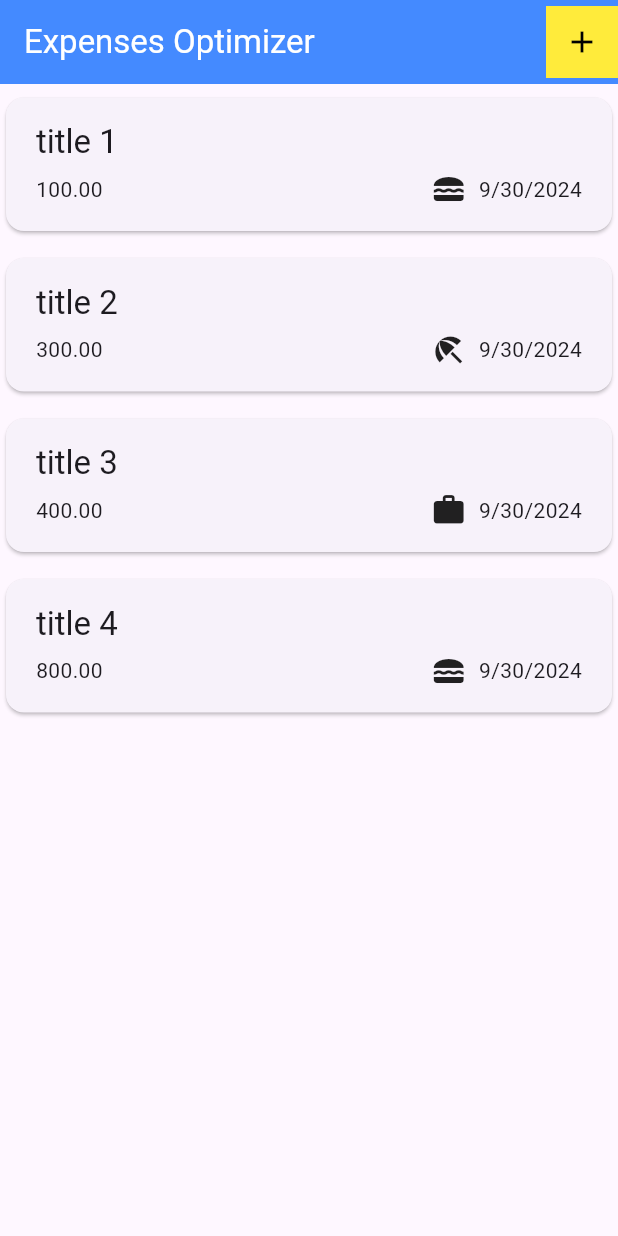
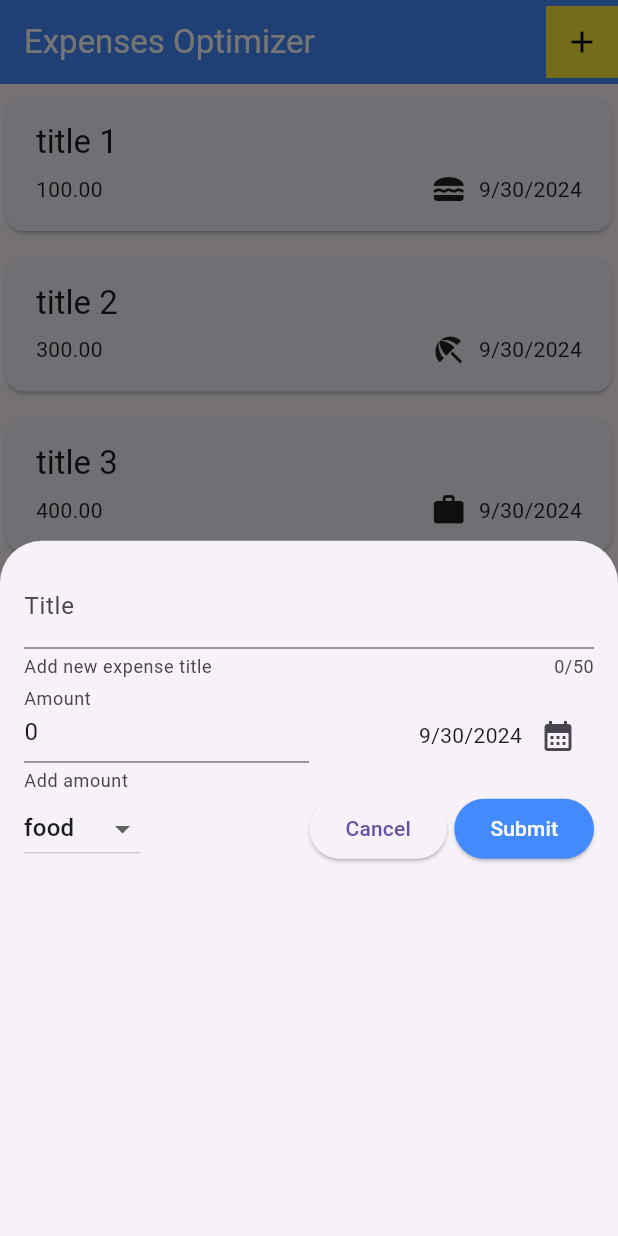
Before and after one commit to pragith98/expence-optimizer, a Flutter app: the screen it shows after launch, after a tap on the "add" icon, on a phone screen of 412 x 824 dp. Run offline on Flutter 3.47's test engine with Material 3 defaults, Android fonts, the light colour scheme and no system bars.

Commit message:
feat: Create add-expense form

```diff
--- a/lib/pages/expenses.dart
+++ b/lib/pages/expenses.dart
@@ -1,4 +1,5 @@
 import 'package:expense_optimizer/models/expense.dart';
+import 'package:expense_optimizer/widgets/add_new_expense.dart';
 import 'package:expense_optimizer/widgets/expense_list.dart';
 import 'package:flutter/material.dart';
 
@@ -43,7 +44,7 @@ class _ExpensesState extends State<Expenses> {
           Container(
             color: Colors.yellow,
             child: IconButton(
-              onPressed: () => {},
+              onPressed: openAddExpensesOverlay,
               icon: const Icon(
                 Icons.add,
                 color: Colors.black,
@@ -59,4 +60,19 @@ class _ExpensesState extends State<Expenses> {
       ),
     );
   }
+
+  void onAddNewExpense(ExpenseModel expense) {
+    setState(() {
+      _expenseList.add(expense);
+    });
+  }
+
+  void openAddExpensesOverlay() {
+    showModalBottomSheet(
+      context: context,
+      builder: (context) {
+        return AddNewExpense(onAddExpense: onAddNewExpense);
+      }
+    );
+  }
 }
--- /dev/null
+++ b/lib/widgets/add_new_expense.dart
@@ -0,0 +1,189 @@
+import 'package:expense_optimizer/models/expense.dart';
+import 'package:flutter/material.dart';
+
+class AddNewExpense extends StatefulWidget {
+  final void Function(ExpenseModel expense) onAddExpense;
+  const AddNewExpense({
+    super.key,
+    required this.onAddExpense
+  });
+
+  @override
+  State<AddNewExpense> createState() => _AddNewExpenseState();
+}
+
+class _AddNewExpenseState extends State<AddNewExpense> {
+  final _titleController = TextEditingController();
+  final _amountController = TextEditingController(text: '0');
+  Category _selectedCategory = Category.food;
+
+  // Date variables
+  late DateTime _initialDate;
+  late DateTime _firstDate;
+  late DateTime _lastDate;
+  DateTime _selectedDate = DateTime.now();
+
+  @override
+  void initState() {
+    super.initState();
+    _initialDate = DateTime.now();
+    _firstDate = DateTime(
+      _initialDate.year - 1,
+      _initialDate.month,
+      _initialDate.day
+    );
+    _lastDate = DateTime(
+      _initialDate.year + 1,
+      _initialDate.month,
+      _initialDate.day
+    );
+  }
+
+  @override
+  void dispose() {
+    super.dispose();
+    _titleController.dispose();
+    _amountController.dispose();
+  }
+
+  @override
+  Widget build(BuildContext context) {
+    return Padding(
+      padding: const EdgeInsets.all(16),
+      child: Column(
+        children: [
+          // Title field
+          TextField(
+            controller: _titleController,
+            decoration: const InputDecoration(
+              label: Text("Title"),
+              helperText: 'Add new expense title'
+            ),
+            keyboardType: TextInputType.text,
+            maxLength: 50,
+          ),
+
+          Row(
+            children: [
+              // Amount field
+              Expanded(
+                child: TextField(
+                  controller: _amountController,
+                  decoration: const InputDecoration(
+                    label: Text("Amount"),
+                    helperText: 'Add amount'
+                  ),
+                  keyboardType: TextInputType.number,
+                ),
+              ),
+
+              // Date field
+              Expanded(
+                child: Row(
+                  mainAxisAlignment: MainAxisAlignment.end,
+                  children: [
+                    Text(formattedDate.format(_selectedDate)),
+                    IconButton(
+                      onPressed: _openDateModel,
+                      icon: const Icon(Icons.calendar_month))
+                  ],
+                )
+              )
+            ],
+          ),
+
+          Row(
+            children: [
+              // Category select
+              DropdownButton(
+                value: _selectedCategory,
+                items: _getCategoryList(),
+                onChanged: (value) {
+                  setState(() {
+                    _selectedCategory = value;
+                  });
+                }
+              ),
+
+              // Action buttons
+              Expanded(
+                child: Row(
+                  mainAxisAlignment: MainAxisAlignment.end,
+                  children: [
+                    ElevatedButton(
+                      onPressed: () {
+                        Navigator.pop(context);
+                      },
+                      child: const Text("Cancel")
+                    ),
+                    const SizedBox(width: 5),
+                    ElevatedButton(
+                      onPressed: _handleFormSubmit,
+                      style:  const ButtonStyle(
+                        backgroundColor: WidgetStatePropertyAll(
+                          Colors.blueAccent
+                        ),
+                      ),
+                      child: const Text(
+                        "Submit",
+                        style: TextStyle(color: Colors.white),
+                      )
+                    ),
+                  ],
+                ),
+              )
+            ],
+          )
+        ],
+      ),
+    );
+  }
+
+  List<DropdownMenuItem> _getCategoryList() {
+    return Category.values.map(
+      (category) => DropdownMenuItem(
+        value: category,
+        child: Text(category.name),
+      ),
+    ).toList();
+  }
+
+  Future<void> _openDateModel() async {
+    try {
+      final date = await showDatePicker(
+        context: context,
+        initialDate: _initialDate,
+        firstDate: _firstDate,
+        lastDate: _lastDate
+      );
+
+      setState(() {
+        _selectedDate = date!;
+      });
+
+    } catch (error) {
+      // print(error.toString());
+    }
+  }
+
+  void _handleFormSubmit() {
+    final amount = double.parse(_amountController.text.trim());
+    final title = _titleController.text.trim();
+    final category = _selectedCategory;
+    final date = _selectedDate;
+
+    if(amount <= 0) return;
+
+    if(title == '') return;
+
+    ExpenseModel expense = ExpenseModel(
+      title: title,
+      amount: amount,
+      category: category,
+      date: date
+    );
+
+    widget.onAddExpense(expense);
+    Navigator.pop(context);
+  }
+}
```
